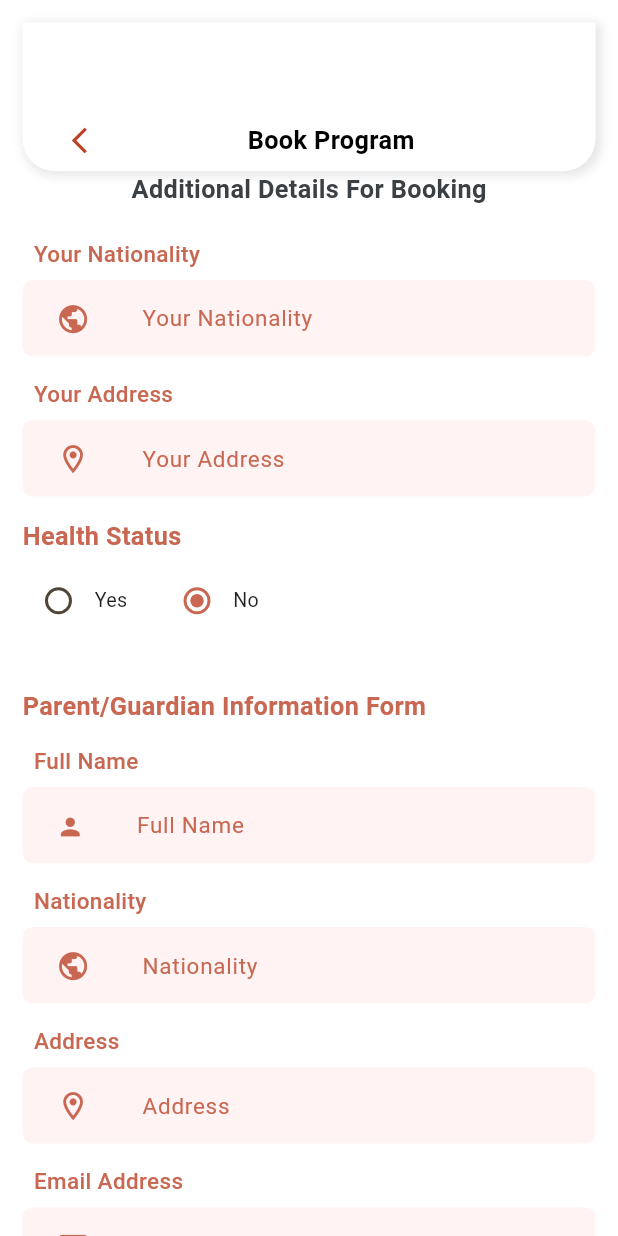
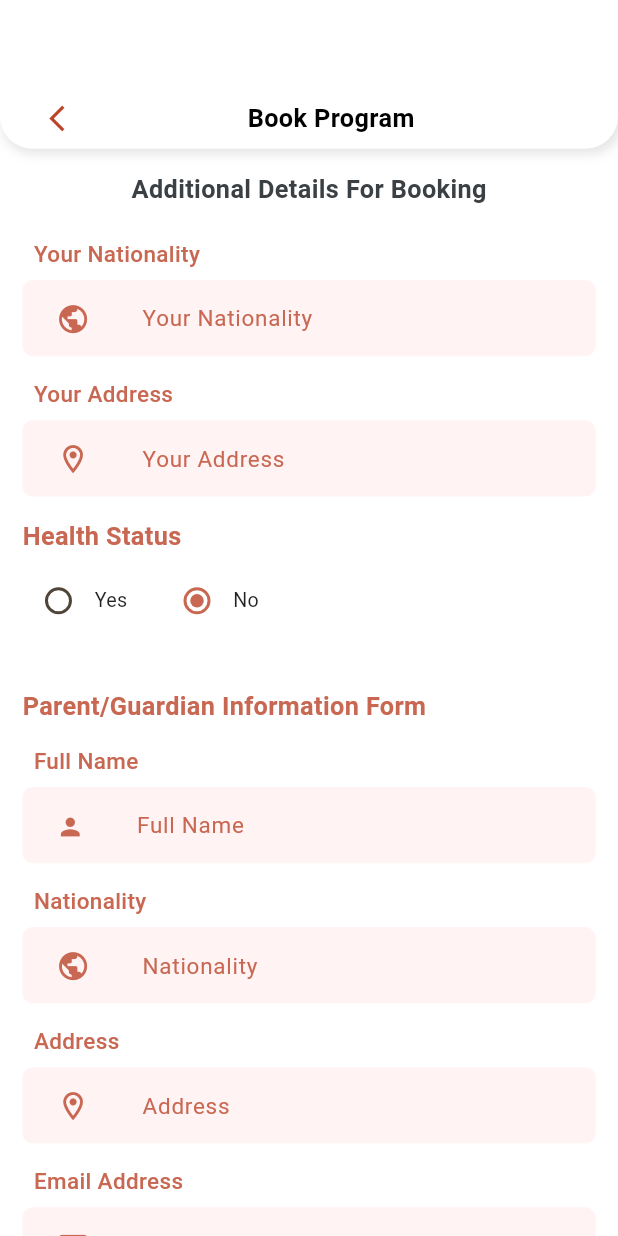
Before and after one commit to AnnotexCo/Hola-Academy, a Flutter app: the BookProgramScreen screen opened directly, on a phone screen of 412 x 824 dp. Run offline on Flutter 3.47's test engine with Material 3 defaults, Android fonts, the phone set to English and light mode, and no system bars; our stand-ins replace dropdown_button2, easy_date_timeline, flutter_screenutil, flutter_svg, scroll_snap_list, syncfusion_flutter_calendar.

Commit message:
fix padding of book program

```diff
--- a/lib/features/book/UI/book_programs_screen.dart
+++ b/lib/features/book/UI/book_programs_screen.dart
@@ -25,8 +25,6 @@ class _BookProgramScreenState extends State<BookProgramScreen> {
     return Scaffold(
 
       body: SingleChildScrollView(
-        child: Padding(
-          padding: EdgeInsets.all(16.w),
         child: Column(
           crossAxisAlignment: CrossAxisAlignment.start,
           children: [
@@ -34,6 +32,10 @@ class _BookProgramScreenState extends State<BookProgramScreen> {
               title: AppString.bookProgram,
               onPressed: () {},
             ),
+            Padding(
+              padding: EdgeInsets.all(16.w),
+              child: Column(
+                children: [
                   Center(
                       child: const TitleWidget(
                     title: AppString.additionalDetailsForBooking,
@@ -52,6 +54,8 @@ class _BookProgramScreenState extends State<BookProgramScreen> {
                   SizedBox(height: 24.h),
                 ],
               ),
+            ),
+          ],
         ),
       ),
     );
```
Lines whose indentation alone changed are shown as unchanged.
